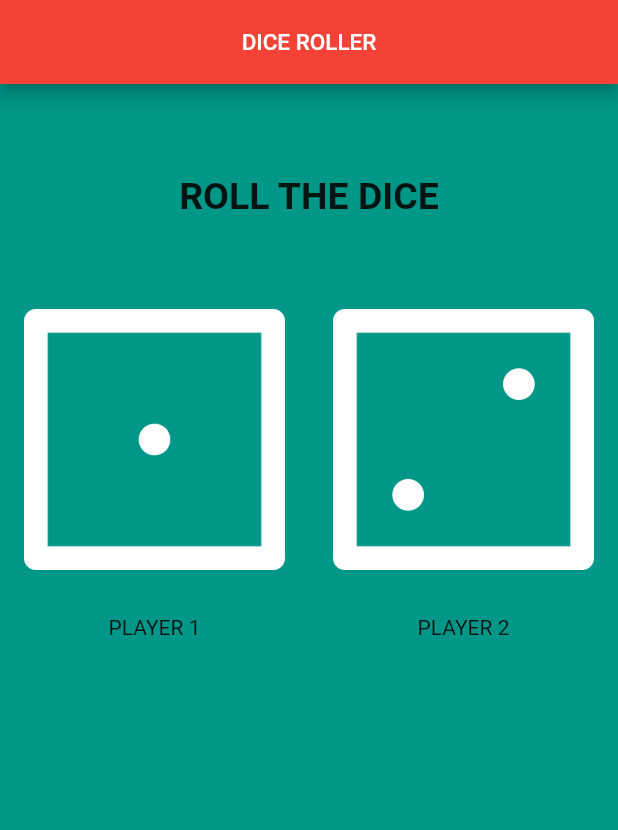
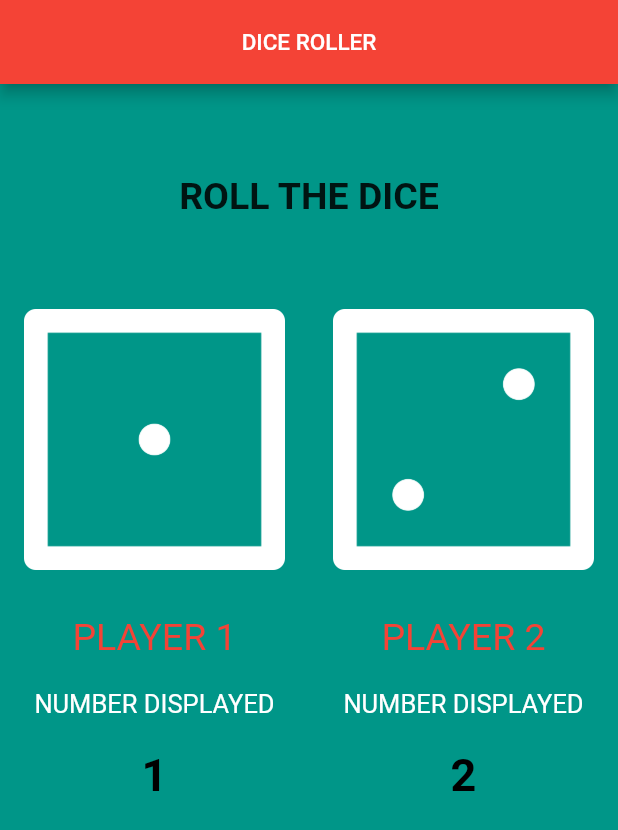
Before and after one commit to awarirahul365/Dice_udemy, a Flutter app: the screen it shows after launch, on a phone screen of 412 x 824 dp. Shown: the top 830 px of the screen. Run offline on Flutter 3.47's test engine with Material 2 defaults, Android fonts, the phone set to English and light mode, and no system bars.

Commit message:
Update main.dart

```diff
--- a/lib/main.dart
+++ b/lib/main.dart
@@ -68,14 +68,51 @@ class _MyAppState extends State<MyApp> {
                 children: <Widget>[
                   Expanded(
                     child: Center(
-                      child: Text("PLAYER 1"),
+                      child: Text("PLAYER 1",style: TextStyle(color: Colors.red,fontSize: 25.0),),
                     )
+
 
                   ),
                   Expanded(
                     child: Center(
-                      child: Text("PLAYER 2"),
+                      child: Text("PLAYER 2",style: TextStyle(color: Colors.red,fontSize: 25.0),),
                     ),
+                  )
+                ],
+              ),
+              SizedBox(
+                width: double.infinity,
+                height: 20.0,
+              ),
+              Row(
+                children: <Widget>[
+                  Expanded(
+                    child: Center(
+                      child: Text("NUMBER DISPLAYED",style: TextStyle(fontSize: 17.0,color: Colors.white),),
+                    )
+                  ),
+                  Expanded(
+                    child: Center(
+                      child: Text("NUMBER DISPLAYED",style: TextStyle(fontSize: 17.0,color: Colors.white),),
+                    )
+                  )
+                ],
+              ),
+              SizedBox(
+                width: double.infinity,
+                height: 20.0,
+              ),
+              Row(
+                children: <Widget>[
+                  Expanded(
+                    child: Center(
+                      child: Text("$num1",style: TextStyle(color: Colors.black,fontWeight: FontWeight.bold,fontSize: 30.0),),
+                    )
+                  ),
+                  Expanded(
+                    child: Center(
+                      child: Text("$num2",style: TextStyle(color: Colors.black,fontWeight: FontWeight.bold,fontSize: 30.0),),
+                    )
                   )
                 ],
               )
```
